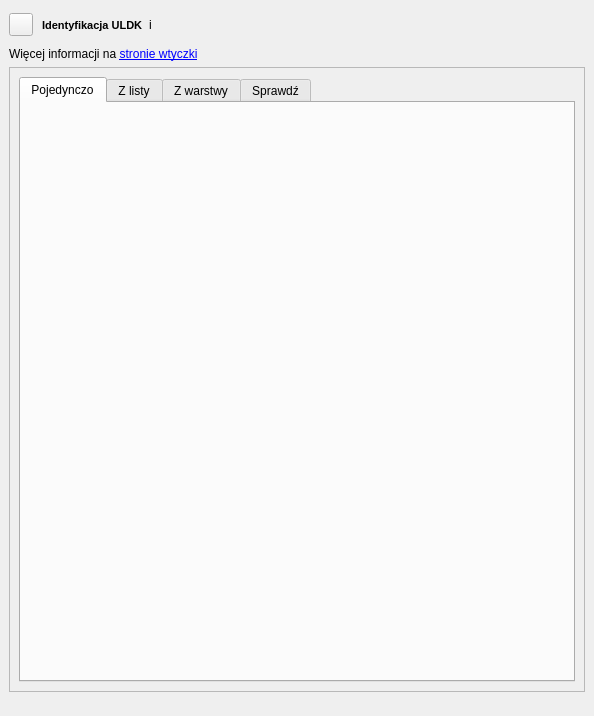
Old version of the form gissupport_plugin/modules/uldk/plugin_dockwidget_base.ui in the repository gis-support/gis-support-plugin.
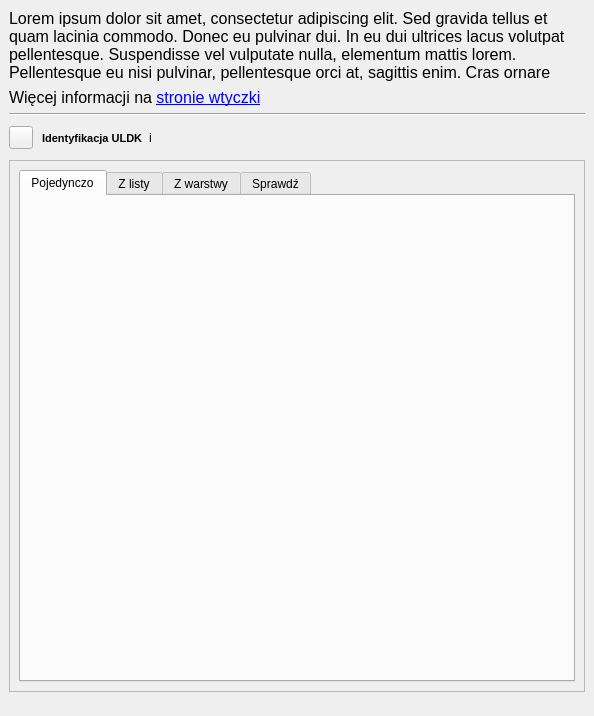
New version of the form.

Diff of the .ui file:
```diff
--- a/gissupport_plugin/modules/uldk/plugin_dockwidget_base.ui
+++ b/gissupport_plugin/modules/uldk/plugin_dockwidget_base.ui
@@ -15,6 +15,39 @@
   </property>
   <widget class="QWidget" name="dockWidgetContents">
    <layout class="QVBoxLayout" name="verticalLayout_4">
+    <item>
+     <widget class="QLabel" name="infoLabel">
+      <property name="text">
+       <string>&lt;html&gt;&lt;head/&gt;&lt;body&gt;&lt;p&gt;&lt;span style=&quot; font-size:12pt;&quot;&gt;Lorem ipsum dolor sit amet, consectetur adipiscing elit. Sed gravida tellus et quam lacinia commodo. Donec eu pulvinar dui. In eu dui ultrices lacus volutpat pellentesque. Suspendisse vel vulputate nulla, elementum mattis lorem. Pellentesque eu nisi pulvinar, pellentesque orci at, sagittis enim. Cras ornare&lt;/span&gt;&lt;/p&gt;&lt;/body&gt;&lt;/html&gt;</string>
+      </property>
+      <property name="textFormat">
+       <enum>Qt::RichText</enum>
+      </property>
+      <property name="wordWrap">
+       <bool>true</bool>
+      </property>
+     </widget>
+    </item>
+    <item>
+     <widget class="QLabel" name="label_uldk_info">
+      <property name="text">
+       <string>&lt;html&gt;&lt;head/&gt;&lt;body&gt;&lt;p  style=&quot; font-size:12pt;&quot;&gt;Więcej informacji na &lt;a href=&quot;https://gis-support.pl/wtyczka-gis-support/&quot;&gt;&lt;span style=&quot; text-decoration: underline; color:#0000ff;&quot;&gt;stronie wtyczki&lt;/span&gt;&lt;/a&gt;&lt;/p&gt;&lt;/body&gt;&lt;/html&gt;</string>
+      </property>
+      <property name="textFormat">
+       <enum>Qt::RichText</enum>
+      </property>
+      <property name="openExternalLinks">
+       <bool>true</bool>
+      </property>
+     </widget>
+    </item>
+    <item>
+     <widget class="Line" name="infoLine">
+      <property name="orientation">
+       <enum>Qt::Horizontal</enum>
+      </property>
+     </widget>
+    </item>
     <item>
      <widget class="QFrame" name="frame_4">
       <property name="sizePolicy">
@@ -109,7 +142,6 @@
             <property name="font">
              <font>
               <pointsize>8</pointsize>
-              <weight>75</weight>
               <bold>true</bold>
              </font>
             </property>
@@ -124,19 +156,6 @@
       </layout>
      </widget>
     </item>
-    <item>
-     <widget class="QLabel" name="label_uldk_info">
-      <property name="text">
-       <string>&lt;html&gt;&lt;head/&gt;&lt;body&gt;&lt;p&gt;Więcej informacji na &lt;a href=&quot;https://gis-support.pl/wtyczka-gis-support/&quot;&gt;&lt;span style=&quot; text-decoration: underline; color:#0000ff;&quot;&gt;stronie wtyczki&lt;/span&gt;&lt;/a&gt;&lt;/p&gt;&lt;/body&gt;&lt;/html&gt;</string>
-      </property>
-      <property name="textFormat">
-       <enum>Qt::RichText</enum>
-      </property>
-      <property name="openExternalLinks">
-       <bool>true</bool>
-      </property>
-     </widget>
-    </item>
     <item>
      <widget class="QScrollArea" name="scrollArea">
       <property name="widgetResizable">
@@ -147,8 +166,8 @@
         <rect>
          <x>0</x>
          <y>0</y>
-         <width>570</width>
-         <height>576</height>
+         <width>568</width>
+         <height>486</height>
         </rect>
        </property>
        <layout class="QVBoxLayout" name="verticalLayout_6">
```
Left out of the diff: 2 changed lines with no effect on the pictures.
